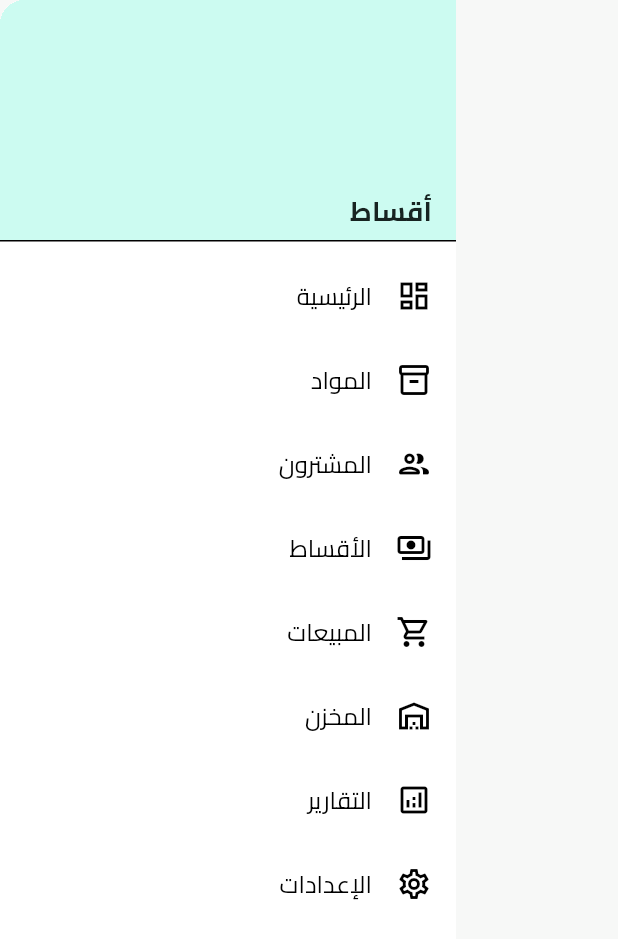
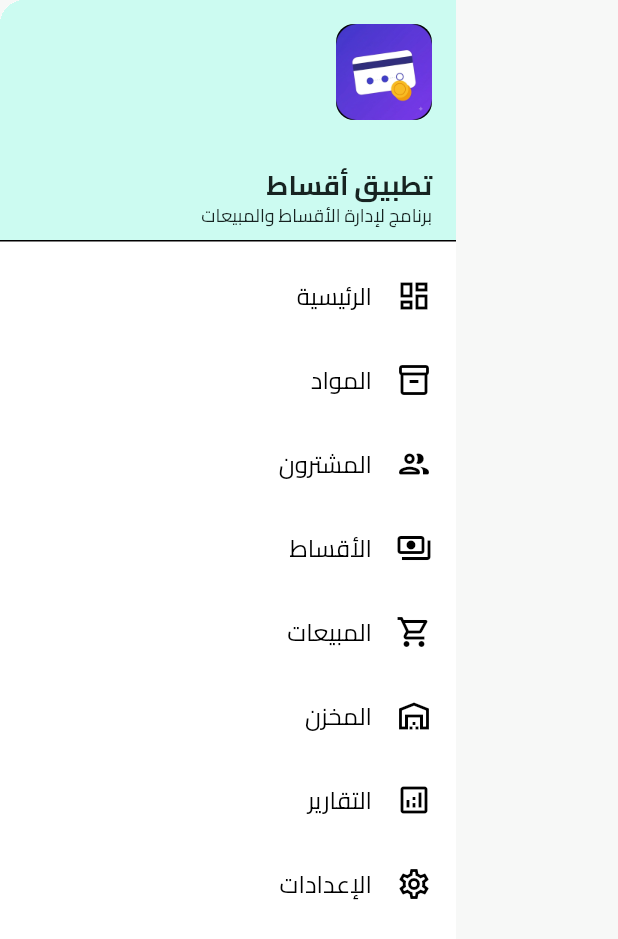
Before and after one commit to Ah95ed/aksat, a Flutter app: the _AppDrawer widget shown alone on an empty page, opened directly with empty values, on a phone screen of 412 x 824 dp. Shown: the top 939 px of the screen. Run offline on Flutter 3.47's test engine with Material 3 defaults, Android fonts, the light colour scheme and no system bars; our stand-ins replace dio, fl_chart, flutter_screenutil, flutter_secure_storage, shared_preferences; accounts and stored records are empty; network calls fail.

Commit message:
add securty app

```diff
--- a/lib/core/network/auth_interceptor.dart
+++ b/lib/core/network/auth_interceptor.dart
@@ -2,7 +2,6 @@ import 'dart:io';
 
 import 'package:dio/dio.dart';
 import 'package:flutter_secure_storage/flutter_secure_storage.dart';
-import 'package:shared_preferences/shared_preferences.dart';
 
 import 'api_endpoints.dart';
 
@@ -10,11 +9,10 @@ import 'api_endpoints.dart';
 /// (`Authorization` and `X-Authorization`) on every request except the
 /// public auth endpoints (login/register).
 class AuthInterceptor extends Interceptor {
-  AuthInterceptor(this._storage, {this._preferences});
+  AuthInterceptor(this._storage);
 
   static const _keyToken = 'aksat_token';
   final FlutterSecureStorage _storage;
-  final SharedPreferences? _preferences;
 
   static const _publicPaths = {ApiEndpoints.login, ApiEndpoints.register};
 
@@ -23,22 +21,17 @@ class AuthInterceptor extends Interceptor {
   Future<String?> getToken() async {
     if (_cachedToken != null) return _cachedToken;
     _cachedToken = await _storage.read(key: _keyToken);
-    if (_cachedToken == null || _cachedToken!.isEmpty) {
-      _cachedToken = _preferences?.getString(_keyToken);
-    }
     return _cachedToken;
   }
 
   Future<void> saveToken(String token) async {
     _cachedToken = token;
     await _storage.write(key: _keyToken, value: token);
-    await _preferences?.setString(_keyToken, token);
   }
 
   Future<void> clearToken() async {
     _cachedToken = null;
     await _storage.delete(key: _keyToken);
-    await _preferences?.remove(_keyToken);
   }
 
   bool _isPublic(RequestOptions options) {
--- a/lib/main.dart
+++ b/lib/main.dart
@@ -70,10 +70,7 @@ class AksatApp extends StatelessWidget {
 
   @override
   Widget build(BuildContext context) {
-    final authInterceptor = AuthInterceptor(
-      const FlutterSecureStorage(),
-      preferences: prefs.preferences,
-    );
+    final authInterceptor = AuthInterceptor(const FlutterSecureStorage());
     final apiClient = ApiClient(authInterceptor)..init();
     final repository = AuthRepositoryImpl(
       AuthRemoteDataSource(apiClient),
@@ -485,12 +482,30 @@ class _AppDrawer extends StatelessWidget {
               decoration: BoxDecoration(
                 color: Theme.of(context).colorScheme.primaryContainer,
               ),
-              child: Align(
-                alignment: AlignmentDirectional.bottomStart,
-                child: Text(
-                  english ? 'Aksat' : 'أقساط',
-                  style: Theme.of(context).textTheme.headlineSmall,
-                ),
+              child: Column(
+                crossAxisAlignment: CrossAxisAlignment.start,
+                children: [
+                  ClipRRect(
+                    borderRadius: BorderRadius.circular(12),
+                    child: Image.asset(
+                      'assets/images/iconapp.jpg',
+                      width: 64,
+                      height: 64,
+                      fit: BoxFit.cover,
+                    ),
+                  ),
+                  const Spacer(),
+                  Text(
+                    english ? 'Aksat' : 'تطبيق أقساط',
+                    style: Theme.of(context).textTheme.headlineSmall,
+                  ),
+                  Text(
+                    english
+                        ? 'Installment management system'
+                        : 'برنامج لإدارة الأقساط والمبيعات',
+                    style: Theme.of(context).textTheme.bodySmall,
+                  ),
+                ],
               ),
             ),
             ListTile(
--- a/pubspec.yaml
+++ b/pubspec.yaml
@@ -26,6 +26,7 @@ flutter:
   generate: true
   assets:
     - assets/fonts/
+    - assets/images/iconapp.jpg
 
 
   fonts:
```
Also changed, not shown: .github/workflows/Android.yaml, assets/images/iconapp.jpg (added), 3 other files.
